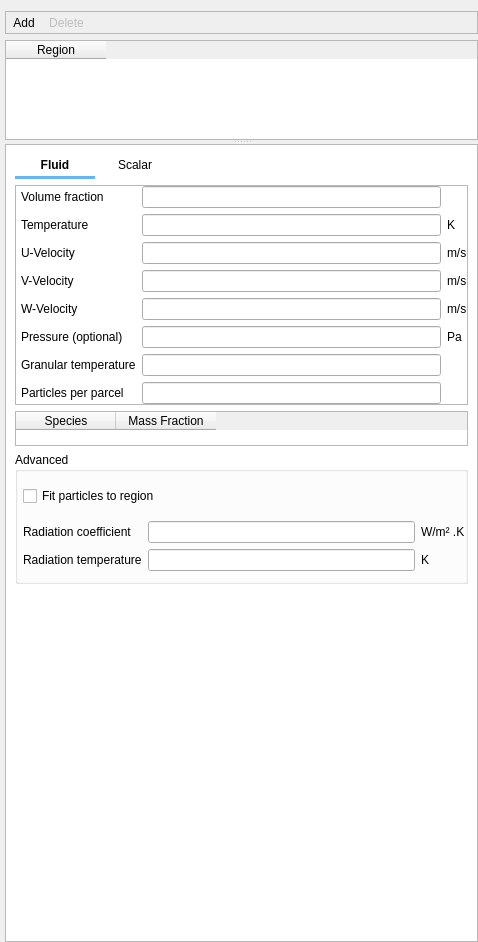
Old version of the form gui/uifiles/initial_conditions.ui in the repository truongd8593/mfix.
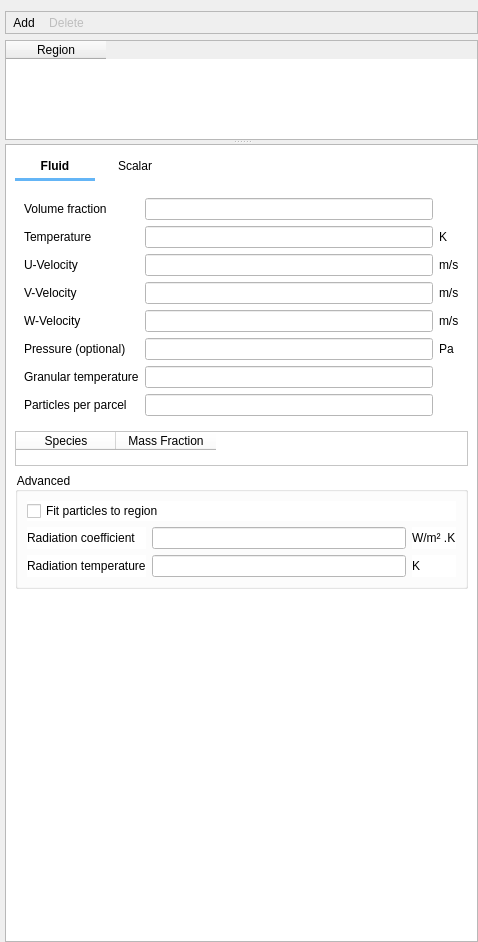
New version of the form. The open tabs and pages were chosen to show the change. Custom widgets are drawn as their Qt base class.

Commit message: animate ICs solid tabs using QPicture

```diff
--- a/gui/uifiles/initial_conditions.ui
+++ b/gui/uifiles/initial_conditions.ui
@@ -155,19 +155,6 @@
         </rect>
        </property>
        <layout class="QGridLayout" name="gridLayout_4">
-        <item row="0" column="1">
-         <spacer name="horizontalSpacer_2">
-          <property name="orientation">
-           <enum>Qt::Horizontal</enum>
-          </property>
-          <property name="sizeHint" stdset="0">
-           <size>
-            <width>175</width>
-            <height>20</height>
-           </size>
-          </property>
-         </spacer>
-        </item>
         <item row="3" column="0">
          <spacer name="verticalSpacer">
           <property name="orientation">
@@ -250,6 +237,12 @@
         </item>
         <item row="1" column="0" rowspan="2" colspan="2">
          <widget class="QStackedWidget" name="stackedwidget">
+          <property name="sizePolicy">
+           <sizepolicy hsizetype="Preferred" vsizetype="MinimumExpanding">
+            <horstretch>0</horstretch>
+            <verstretch>0</verstretch>
+           </sizepolicy>
+          </property>
           <property name="currentIndex">
            <number>0</number>
           </property>
@@ -269,19 +262,7 @@
             </property>
             <item>
              <widget class="QFrame" name="frame_fluid_parameters">
-              <layout class="QGridLayout" name="gridLayout_2">
-               <property name="leftMargin">
-                <number>5</number>
-               </property>
-               <property name="topMargin">
-                <number>0</number>
-               </property>
-               <property name="rightMargin">
-                <number>0</number>
-               </property>
-               <property name="bottomMargin">
-                <number>0</number>
-               </property>
+              <layout class="QGridLayout" name="gridLayout_3">
                <item row="0" column="0">
                 <widget class="QLabel" name="label_ic_ep_g">
                  <property name="text">
@@ -552,6 +533,9 @@
           </widget>
           <widget class="QWidget" name="page_dummy_solids_L"/>
           <widget class="QWidget" name="page_solids">
+           <property name="styleSheet">
+            <string notr="true">background-color: white</string>
+           </property>
            <layout class="QVBoxLayout" name="verticalLayout_5">
             <property name="spacing">
              <number>6</number>
@@ -571,27 +555,12 @@
             <item>
              <widget class="QFrame" name="frame_solids_parameters">
               <property name="frameShape">
-               <enum>QFrame::StyledPanel</enum>
+               <enum>QFrame::NoFrame</enum>
               </property>
               <property name="frameShadow">
-               <enum>QFrame::Raised</enum>
+               <enum>QFrame::Plain</enum>
               </property>
-              <layout class="QGridLayout" name="gridLayout_3">
-               <property name="leftMargin">
-                <number>5</number>
-               </property>
-               <property name="topMargin">
-                <number>0</number>
-               </property>
-               <property name="rightMargin">
-                <number>0</number>
-               </property>
-               <property name="bottomMargin">
-                <number>0</number>
-               </property>
-               <item row="7" column="1">
-                <widget class="LineEdit" name="lineedit_keyword_ic_pic_const_npc_args_IC_P"/>
-               </item>
+              <layout class="QGridLayout" name="gridLayout_2">
                <item row="0" column="0">
                 <widget class="QLabel" name="label_ic_ep_s">
                  <property name="text">
@@ -599,6 +568,9 @@
                  </property>
                 </widget>
                </item>
+               <item row="0" column="1">
+                <widget class="LineEdit" name="lineedit_keyword_ic_ep_s_args_IC_P"/>
+               </item>
                <item row="1" column="0">
                 <widget class="QLabel" name="label_ic_t_s">
                  <property name="text">
@@ -606,6 +578,9 @@
                  </property>
                 </widget>
                </item>
+               <item row="1" column="1">
+                <widget class="LineEdit" name="lineedit_keyword_ic_t_s_args_IC_P"/>
+               </item>
                <item row="1" column="2">
                 <widget class="QLabel" name="label_ic_t_s_units">
                  <property name="text">
@@ -620,6 +595,9 @@
                  </property>
                 </widget>
                </item>
+               <item row="2" column="1">
+                <widget class="LineEdit" name="lineedit_keyword_ic_u_s_args_IC_P"/>
+               </item>
                <item row="2" column="2">
                 <widget class="QLabel" name="label_ic_u_s_units">
                  <property name="text">
@@ -634,6 +612,33 @@
                  </property>
                 </widget>
                </item>
+               <item row="3" column="1">
+                <widget class="LineEdit" name="lineedit_keyword_ic_v_s_args_IC_P"/>
+               </item>
+               <item row="3" column="2">
+                <widget class="QLabel" name="label_ic_v_s_units">
+                 <property name="text">
+                  <string>m/s</string>
+                 </property>
+                </widget>
+               </item>
+               <item row="4" column="0">
+                <widget class="QLabel" name="label_ic_w_s">
+                 <property name="text">
+                  <string>W-Velocity</string>
+                 </property>
+                </widget>
+               </item>
+               <item row="4" column="1">
+                <widget class="LineEdit" name="lineedit_keyword_ic_w_s_args_IC_P"/>
+               </item>
+               <item row="4" column="2">
+                <widget class="QLabel" name="label_ic_w_s_units">
+                 <property name="text">
+                  <string>m/s</string>
+                 </property>
+                </widget>
+               </item>
                <item row="5" column="0">
                 <widget class="QLabel" name="label_ic_p_star">
                  <property name="text">
@@ -641,6 +646,9 @@
                  </property>
                 </widget>
                </item>
+               <item row="5" column="1">
+                <widget class="LineEdit" name="lineedit_keyword_ic_p_star_args_IC_P"/>
+               </item>
                <item row="5" column="2">
                 <widget class="QLabel" name="label_ic_p_star_units">
                  <property name="text">
@@ -655,6 +663,9 @@
                  </property>
                 </widget>
                </item>
+               <item row="6" column="1">
+                <widget class="LineEdit" name="lineedit_keyword_ic_theta_m_args_IC_P"/>
+               </item>
                <item row="7" column="0">
                 <widget class="QLabel" name="label_ic_pic_const_npc">
                  <property name="text">
@@ -662,47 +673,8 @@
                  </property>
                 </widget>
                </item>
-               <item row="6" column="1">
-                <widget class="LineEdit" name="lineedit_keyword_ic_theta_m_args_IC_P"/>
-               </item>
-               <item row="4" column="1">
-                <widget class="LineEdit" name="lineedit_keyword_ic_w_s_args_IC_P"/>
-               </item>
-               <item row="1" column="1">
-                <widget class="LineEdit" name="lineedit_keyword_ic_t_s_args_IC_P"/>
-               </item>
-               <item row="5" column="1">
-                <widget class="LineEdit" name="lineedit_keyword_ic_p_star_args_IC_P"/>
-               </item>
-               <item row="0" column="1">
-                <widget class="LineEdit" name="lineedit_keyword_ic_ep_s_args_IC_P"/>
-               </item>
-               <item row="3" column="2">
-                <widget class="QLabel" name="label_ic_v_s_units">
-                 <property name="text">
-                  <string>m/s</string>
-                 </property>
-                </widget>
-               </item>
-               <item row="3" column="1">
-                <widget class="LineEdit" name="lineedit_keyword_ic_v_s_args_IC_P"/>
-               </item>
-               <item row="4" column="0">
-                <widget class="QLabel" name="label_ic_w_s">
-                 <property name="text">
-                  <string>W-Velocity</string>
-                 </property>
-                </widget>
-               </item>
-               <item row="4" column="2">
-                <widget class="QLabel" name="label_ic_w_s_units">
-                 <property name="text">
-                  <string>m/s</string>
-                 </property>
-                </widget>
-               </item>
-               <item row="2" column="1">
-                <widget class="LineEdit" name="lineedit_keyword_ic_u_s_args_IC_P"/>
+               <item row="7" column="1">
+                <widget class="LineEdit" name="lineedit_keyword_ic_pic_const_npc_args_IC_P"/>
                </item>
               </layout>
              </widget>
@@ -738,27 +710,15 @@
               <property name="title">
                <string>Advanced</string>
               </property>
-              <layout class="QVBoxLayout" name="verticalLayout_6">
-               <property name="leftMargin">
-                <number>5</number>
-               </property>
-               <property name="topMargin">
-                <number>5</number>
-               </property>
-               <property name="rightMargin">
-                <number>0</number>
-               </property>
-               <property name="bottomMargin">
-                <number>0</number>
-               </property>
-               <item>
+              <layout class="QGridLayout" name="gridLayout_10">
+               <item row="0" column="0">
                 <widget class="CheckBox" name="checkbox_keyword_ic_des_fit_to_region_args_IC">
                  <property name="text">
                   <string>Fit particles to region</string>
                  </property>
                 </widget>
                </item>
-               <item>
+               <item row="1" column="0">
                 <layout class="QGridLayout" name="gridLayout_5">
                  <item row="0" column="0">
                   <widget class="QLabel" name="label_ic_gama_rs">
@@ -799,6 +759,19 @@
               </layout>
              </widget>
             </item>
+            <item>
+             <spacer name="verticalSpacer_3">
+              <property name="orientation">
+               <enum>Qt::Vertical</enum>
+              </property>
+              <property name="sizeHint" stdset="0">
+               <size>
+                <width>20</width>
+                <height>40</height>
+               </size>
+              </property>
+             </spacer>
+            </item>
            </layout>
           </widget>
           <widget class="QWidget" name="page_dummy_solids_R"/>
@@ -833,6 +806,19 @@
           </widget>
          </widget>
         </item>
+        <item row="0" column="1">
+         <spacer name="horizontalSpacer_2">
+          <property name="orientation">
+           <enum>Qt::Horizontal</enum>
+          </property>
+          <property name="sizeHint" stdset="0">
+           <size>
+            <width>270</width>
+            <height>29</height>
+           </size>
+          </property>
+         </spacer>
+        </item>
        </layout>
        <zorder>stackedwidget</zorder>
        <zorder>horizontalSpacer_2</zorder>
```
Left out of the diff: 113 changed lines with no effect on the pictures. The commit also changes 1 other file.
